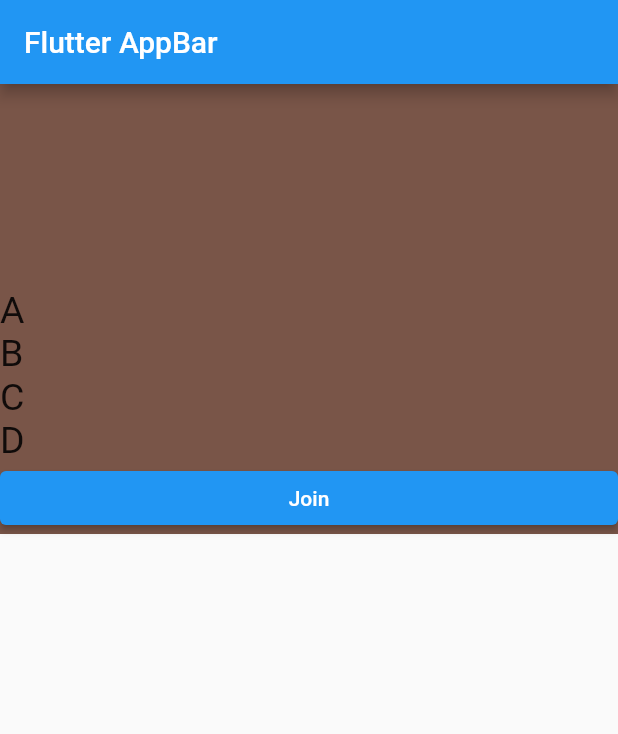
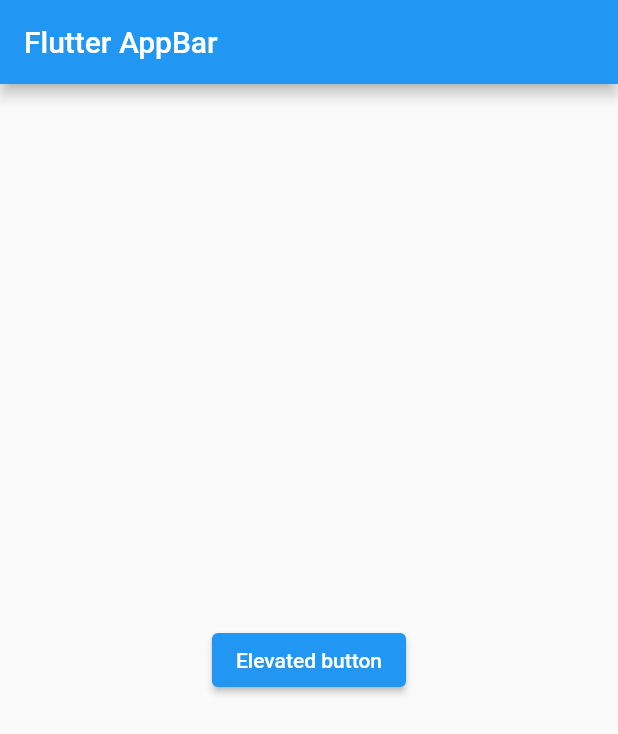
Before and after one commit to mistersakil/flutter-practice, a Flutter app: the screen it shows after launch, on a phone screen of 412 x 824 dp. Shown: the top 734 px of the screen. Run offline on Flutter 3.47's test engine with Material 2 defaults, Android fonts, the phone set to English and light mode, and no system bars.

Commit message:
btn pressed on event firing

```diff
--- a/lib/main.dart
+++ b/lib/main.dart
@@ -35,22 +35,40 @@ class _MyHomePageState extends State<MyHomePage> {
         appBar: AppBar(
           title: const Text('Flutter AppBar'),
         ),
-        body: Container(
-          color: Colors.brown,
-          height: 300,
-          // width: 200,
-          child: Column(
-            mainAxisAlignment: MainAxisAlignment.end,
-            crossAxisAlignment: CrossAxisAlignment.stretch,
-            children: [
-              const Text('A', style: TextStyle(fontSize: 25)),
-              const Text('B', style: TextStyle(fontSize: 25)),
-              const Text('C', style: TextStyle(fontSize: 25)),
-              const Text('D', style: TextStyle(fontSize: 25)),
-              ElevatedButton(onPressed: () {}, child: const Text("Join"))
-            ],
+        body: Center(
+          child: Container(
+            child: ElevatedButton(
+              child: const Text('Elevated button'),
+              onPressed: (){
+                print('button short pressed');
+              },
+              onLongPress: (){
+                print("btn long pressed");
+              },
+            ),
+
           ),
         ));
+    // return Scaffold(
+    //     appBar: AppBar(
+    //       title: const Text('Flutter AppBar'),
+    //     ),
+    //     body: Container(
+    //       color: Colors.brown,
+    //       height: 300,
+    //       // width: 200,
+    //       child: Column(
+    //         mainAxisAlignment: MainAxisAlignment.end,
+    //         crossAxisAlignment: CrossAxisAlignment.stretch,
+    //         children: [
+    //           const Text('A', style: TextStyle(fontSize: 25)),
+    //           const Text('B', style: TextStyle(fontSize: 25)),
+    //           const Text('C', style: TextStyle(fontSize: 25)),
+    //           const Text('D', style: TextStyle(fontSize: 25)),
+    //           ElevatedButton(onPressed: () {}, child: const Text("Join"))
+    //         ],
+    //       ),
+    //     ));
     // return Scaffold(
     //     appBar: AppBar(
     //       title: const Text('Flutter AppBar'),
```
